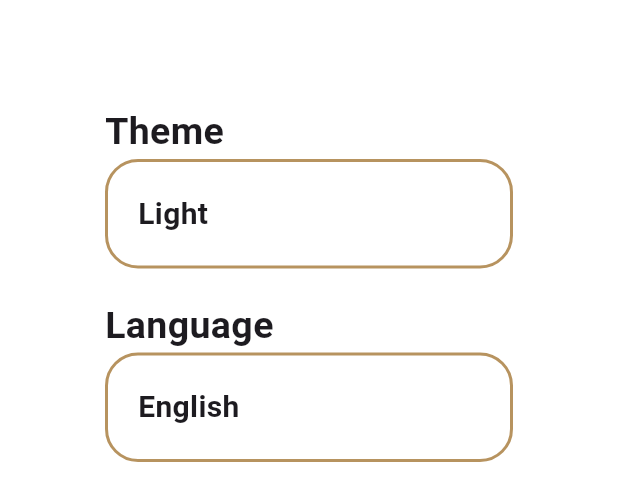
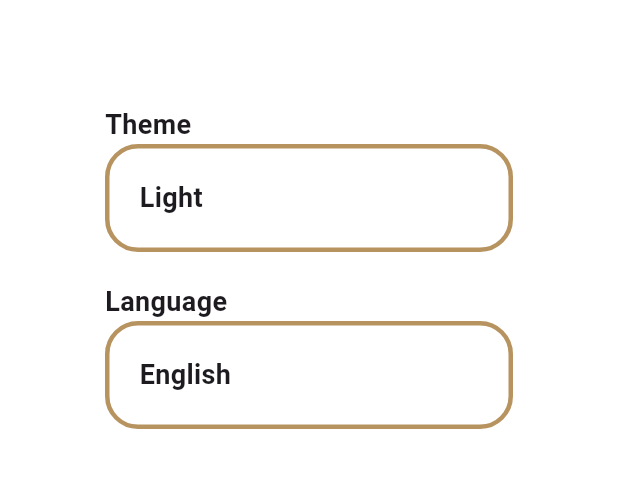
Before and after one commit to AhmedAmro565/islami_app, a Flutter app: the SettingsTab widget shown alone on an empty page, opened directly, on a phone screen of 412 x 824 dp. Shown: the top 501 px of the screen. Run offline on Flutter 3.47's test engine with Material 3 defaults, Android fonts, the phone set to English and light mode, and no system bars.

```diff
--- a/islami_app/lib/main.dart
+++ b/islami_app/lib/main.dart
@@ -33,6 +33,7 @@ class IslamiApp extends StatelessWidget {
         SplashScreen.routeName: (context) => SplashScreen(),
         SuraDetailsScreen.routeName: (context) => SuraDetailsScreen(),
         HadethDetailsScreen.routeName:(context) => HadethDetailsScreen(),
+
       },
       initialRoute: HomeScreen.routeName,
     );
--- a/islami_app/lib/screens/home_screen.dart
+++ b/islami_app/lib/screens/home_screen.dart
@@ -3,9 +3,8 @@ import 'package:islami_app/tabs/hadeth_tab/hadeth_tab.dart';
 import 'package:islami_app/tabs/quran_tab/quran.dart';
 import 'package:islami_app/tabs/radio_tab/radio.dart';
 import 'package:islami_app/tabs/sebha_tab/sebha.dart';
+import 'package:islami_app/tabs/settings_tab/settings_tab.dart';
 import 'package:islami_app/widgets.dart';
-
-import '../tabs/settings_tab/settings_tab.dart';
 
 class HomeScreen extends StatefulWidget {
   static String routeName = 'home-screen';
--- a/islami_app/lib/tabs/hadeth_tab/hadeth_tab.dart
+++ b/islami_app/lib/tabs/hadeth_tab/hadeth_tab.dart
@@ -41,7 +41,7 @@ class _HadethTabState extends State<HadethTab> {
                       itemBuilder: (context, index) =>
                           HadethTitleWideget(hadeth: ahadeth[index]),
                       separatorBuilder: (context, index) => Container(
-                            margin: EdgeInsets.symmetric(horizontal: 45),
+                            margin: EdgeInsets.symmetric(horizontal: 45.1),
                             color: Color(0xFFB7935F),
                             width: double.infinity,
                             height: 2,
--- a/islami_app/lib/tabs/settings_tab/settings_tab.dart
+++ b/islami_app/lib/tabs/settings_tab/settings_tab.dart
@@ -1,10 +1,9 @@
 import 'package:flutter/material.dart';
 import 'package:islami_app/tabs/settings_tab/Langauge_bottom_sheet.dart';
 import 'package:islami_app/tabs/settings_tab/Theme_bottom_sheet.dart';
+import 'package:islami_app/widgets.dart';
 
 class SettingsTab extends StatefulWidget {
-  const SettingsTab({super.key});
-
   @override
   State<SettingsTab> createState() => _SettingsTabState();
 }
@@ -18,8 +17,8 @@ class _SettingsTabState extends State<SettingsTab> {
         crossAxisAlignment: CrossAxisAlignment.stretch,
         children: [
           Text(
-            "Theme",
-            style: TextStyle(fontSize: 25, fontWeight: FontWeight.bold),
+            'Theme',
+            style: TextStyle(fontWeight: FontWeight.bold, fontSize: 18),
           ),
           InkWell(
             onTap: () {
@@ -28,23 +27,18 @@ class _SettingsTabState extends State<SettingsTab> {
             child: Container(
               padding: EdgeInsets.all(20),
               decoration: BoxDecoration(
-                border: Border.all(color: Color(0XFFB7935F), width: 2),
-                borderRadius: BorderRadius.circular(
-                  22,
-                ),
-              ),
-              child: Text(
-                "Light",
-                style: TextStyle(fontSize: 20, fontWeight: FontWeight.bold),
-              ),
+                  borderRadius: BorderRadius.circular(22),
+                  border: Border.all(color: Color(0XFFB7935F), width: 3)),
+              child: Text('Light',
+                  style: TextStyle(fontWeight: FontWeight.bold, fontSize: 18)),
             ),
           ),
           SizedBox(
             height: 20,
           ),
           Text(
-            "Language",
-            style: TextStyle(fontSize: 25, fontWeight: FontWeight.bold),
+            'Language',
+            style: TextStyle(fontWeight: FontWeight.bold, fontSize: 18),
           ),
           InkWell(
             onTap: () {
@@ -53,15 +47,10 @@ class _SettingsTabState extends State<SettingsTab> {
             child: Container(
               padding: EdgeInsets.all(20),
               decoration: BoxDecoration(
-                border: Border.all(color: Color(0XFFB7935F), width: 2),
-                borderRadius: BorderRadius.circular(
-                  22,
-                ),
-              ),
-              child: Text(
-                "English",
-                style: TextStyle(fontSize: 20, fontWeight: FontWeight.bold),
-              ),
+                  borderRadius: BorderRadius.circular(22),
+                  border: Border.all(color: Color(0XFFB7935F), width: 3)),
+              child: Text('English',
+                  style: TextStyle(fontWeight: FontWeight.bold, fontSize: 18)),
             ),
           ),
         ],
@@ -71,13 +60,11 @@ class _SettingsTabState extends State<SettingsTab> {
 
   void showThemeBottomSheet() {
     showModalBottomSheet(
-        context: context,
-        builder: (context) => ThemeBottomSheet());
+        context: context, builder: (context) => ThemeBottomSheet());
   }
 
   void showLanguageBottomSheet() {
     showModalBottomSheet(
-        context: context,
-        builder: (context) => LangaugeBottomSheet());
+        context: context, builder: (context) => LangaugeBottomSheet());
   }
 }
```
